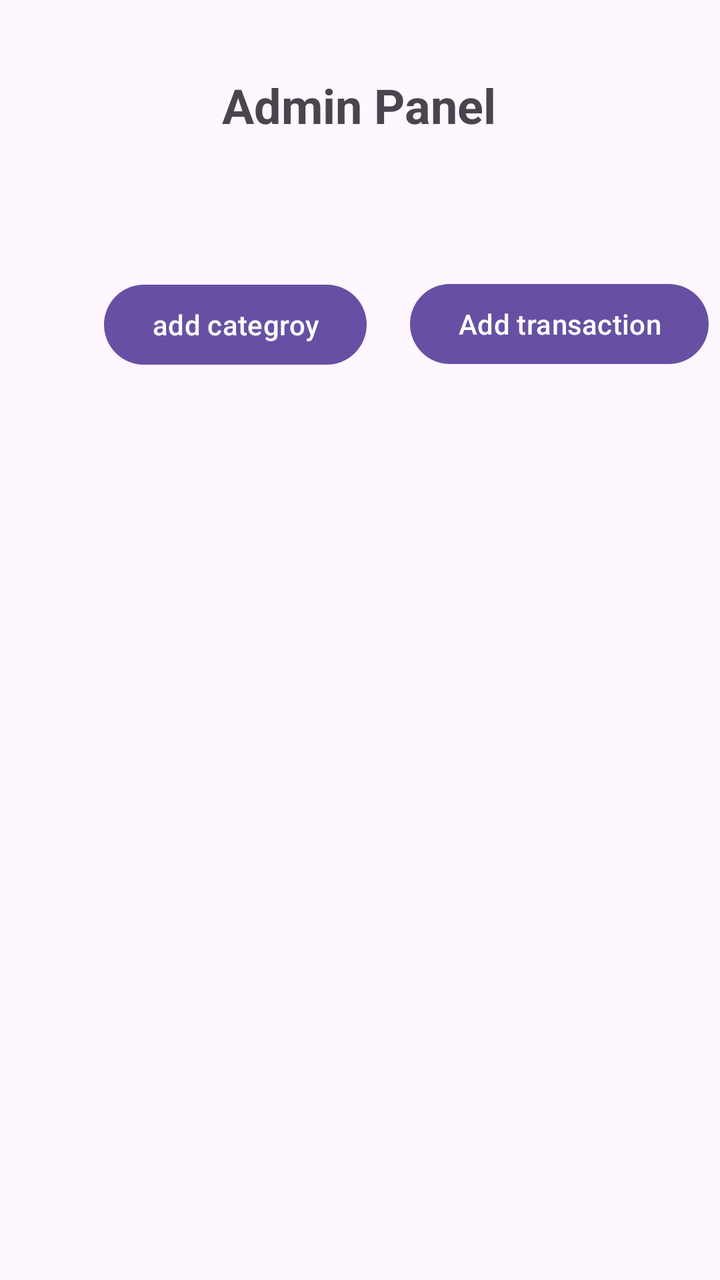
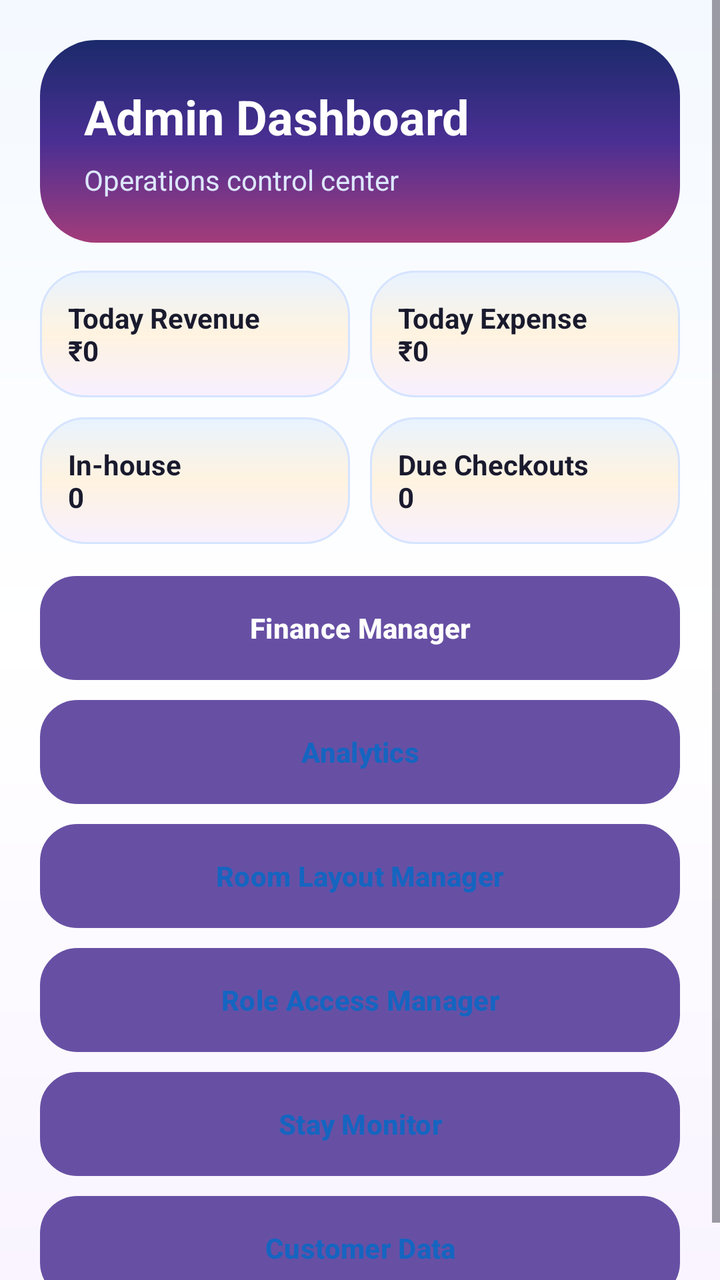

Screens rendered from an Android XML layout before and after an edit, with the pre-edit source and the edit as a unified diff.
<!-- AndroidManifest.xml: application theme Theme.Hms -->
<!-- res/layout/activity_admin_dashboard.xml -->
<?xml version="1.0" encoding="utf-8"?>
<androidx.constraintlayout.widget.ConstraintLayout
    xmlns:android="http://schemas.android.com/apk/res/android"
    xmlns:app="http://schemas.android.com/apk/res-auto"
    xmlns:tools="http://schemas.android.com/tools"
    android:layout_width="match_parent"
    android:layout_height="match_parent">

    <TextView
        android:id="@+id/tvPanel"
        android:layout_width="wrap_content"
        android:layout_height="wrap_content"
        android:text="Admin Panel"
        android:textSize="24sp"
        android:textStyle="bold"
        app:layout_constraintBottom_toBottomOf="parent"
        app:layout_constraintEnd_toEndOf="parent"
        app:layout_constraintHorizontal_bias="0.498"
        app:layout_constraintStart_toStartOf="parent"
        app:layout_constraintTop_toTopOf="parent"
        app:layout_constraintVertical_bias="0.06" />

    <Button
        android:id="@+id/btnAddCategory"
        android:layout_width="wrap_content"
        android:layout_height="wrap_content"
        android:layout_marginStart="52dp"
        android:layout_marginTop="64dp"
        android:text="add categroy"
        app:layout_constraintBottom_toBottomOf="parent"
        app:layout_constraintStart_toStartOf="parent"
        app:layout_constraintTop_toBottomOf="@+id/tvPanel"
        app:layout_constraintVertical_bias="0.012" />

    <Button
        android:id="@+id/btnAddTransaction"
        android:layout_width="wrap_content"
        android:layout_height="wrap_content"
        android:layout_marginTop="96dp"
        android:text="Add transaction"
        app:layout_constraintBottom_toBottomOf="parent"
        app:layout_constraintEnd_toEndOf="parent"
        app:layout_constraintHorizontal_bias="0.794"
        app:layout_constraintStart_toEndOf="@+id/btnAddCategory"
        app:layout_constraintTop_toTopOf="@+id/tvPanel"
        app:layout_constraintVertical_bias="0.012" />

</androidx.constraintlayout.widget.ConstraintLayout>
<!-- resources referenced by this layout -->
<resources>
  <style name="Theme.Hms" parent="Base.Theme.Hms" />
  <style name="Base.Theme.Hms" parent="Theme.Material3.DayNight.NoActionBar">
          
          
      </style>
</resources>

<!-- the commit's change to res/layout/activity_admin_dashboard.xml (unified diff, before → after) -->
@@ -1,48 +1,158 @@
 <?xml version="1.0" encoding="utf-8"?>
-<androidx.constraintlayout.widget.ConstraintLayout
-    xmlns:android="http://schemas.android.com/apk/res/android"
-    xmlns:app="http://schemas.android.com/apk/res-auto"
-    xmlns:tools="http://schemas.android.com/tools"
+<ScrollView xmlns:android="http://schemas.android.com/apk/res/android"
     android:layout_width="match_parent"
-    android:layout_height="match_parent">
+    android:layout_height="match_parent"
+    android:background="@drawable/bg_page_gradient"
+    android:fillViewport="true"
+    android:scrollbars="vertical">
 
-    <TextView
-        android:id="@+id/tvPanel"
-        android:layout_width="wrap_content"
+    <LinearLayout
+        android:layout_width="match_parent"
         android:layout_height="wrap_content"
-        android:text="Admin Panel"
-        android:textSize="24sp"
-        android:textStyle="bold"
-        app:layout_constraintBottom_toBottomOf="parent"
-        app:layout_constraintEnd_toEndOf="parent"
-        app:layout_constraintHorizontal_bias="0.498"
-        app:layout_constraintStart_toStartOf="parent"
-        app:layout_constraintTop_toTopOf="parent"
-        app:layout_constraintVertical_bias="0.06" />
+        android:orientation="vertical"
+        android:padding="20dp">
 
-    <Button
-        android:id="@+id/btnAddCategory"
-        android:layout_width="wrap_content"
-        android:layout_height="wrap_content"
-        android:layout_marginStart="52dp"
-        android:layout_marginTop="64dp"
-        android:text="add categroy"
-        app:layout_constraintBottom_toBottomOf="parent"
-        app:layout_constraintStart_toStartOf="parent"
-        app:layout_constraintTop_toBottomOf="@+id/tvPanel"
-        app:layout_constraintVertical_bias="0.012" />
+        <LinearLayout
+            android:layout_width="match_parent"
+            android:layout_height="wrap_content"
+            android:orientation="vertical"
+            android:padding="22dp"
+            android:background="@drawable/bg_hero_gradient">
 
-    <Button
-        android:id="@+id/btnAddTransaction"
-        android:layout_width="wrap_content"
-        android:layout_height="wrap_content"
-        android:layout_marginTop="96dp"
-        android:text="Add transaction"
-        app:layout_constraintBottom_toBottomOf="parent"
-        app:layout_constraintEnd_toEndOf="parent"
-        app:layout_constraintHorizontal_bias="0.794"
-        app:layout_constraintStart_toEndOf="@+id/btnAddCategory"
-        app:layout_constraintTop_toTopOf="@+id/tvPanel"
-        app:layout_constraintVertical_bias="0.012" />
+            <TextView
+                android:layout_width="match_parent"
+                android:layout_height="wrap_content"
+                android:text="Admin Dashboard"
+                android:textSize="24sp"
+                android:textStyle="bold"
+                android:textColor="#FFFFFF" />
 
-</androidx.constraintlayout.widget.ConstraintLayout>
+            <TextView
+                android:layout_width="match_parent"
+                android:layout_height="wrap_content"
+                android:layout_marginTop="6dp"
+                android:text="Operations control center"
+                android:textColor="#DDE7FF" />
+        </LinearLayout>
+
+        <LinearLayout
+            android:layout_width="match_parent"
+            android:layout_height="wrap_content"
+            android:layout_marginTop="14dp"
+            android:orientation="horizontal">
+
+            <TextView
+                android:id="@+id/tvTodayRevenue"
+                android:layout_width="0dp"
+                android:layout_height="wrap_content"
+                android:layout_weight="1"
+                android:background="@drawable/bg_dashboard_card"
+                android:padding="14dp"
+                android:text="Today Revenue\n₹0"
+                android:textColor="#1A1A2E"
+                android:textStyle="bold" />
+
+            <TextView
+                android:id="@+id/tvTodayExpense"
+                android:layout_width="0dp"
+                android:layout_height="wrap_content"
+                android:layout_weight="1"
+                android:layout_marginStart="10dp"
+                android:background="@drawable/bg_dashboard_card"
+                android:padding="14dp"
+                android:text="Today Expense\n₹0"
+                android:textColor="#1A1A2E"
+                android:textStyle="bold" />
+        </LinearLayout>
+
+        <LinearLayout
+            android:layout_width="match_parent"
+            android:layout_height="wrap_content"
+            android:layout_marginTop="10dp"
+            android:orientation="horizontal">
+
+            <TextView
+                android:id="@+id/tvInHouse"
+                android:layout_width="0dp"
+                android:layout_height="wrap_content"
+                android:layout_weight="1"
+                android:background="@drawable/bg_dashboard_card"
+                android:padding="14dp"
+                android:text="In-house\n0"
+                android:textColor="#1A1A2E"
+                android:textStyle="bold" />
+
+            <TextView
+                android:id="@+id/tvDueCheckout"
+                android:layout_width="0dp"
+                android:layout_height="wrap_content"
+                android:layout_weight="1"
+                android:layout_marginStart="10dp"
+                android:background="@drawable/bg_dashboard_card"
+                android:padding="14dp"
+                android:text="Due Checkouts\n0"
+                android:textColor="#1A1A2E"
+                android:textStyle="bold" />
+        </LinearLayout>
+
+        <Button
+            android:id="@+id/btnFinanceManager"
+            android:layout_width="match_parent"
+            android:layout_height="52dp"
+            android:layout_marginTop="16dp"
+            android:text="Finance Manager"
+            android:textColor="#FFFFFF"
+            android:textStyle="bold"
+            android:background="@drawable/rounded_button" />
+
+        <Button
+            android:id="@+id/btnAnalytics"
+            android:layout_width="match_parent"
+            android:layout_height="52dp"
+            android:layout_marginTop="10dp"
+            android:text="Analytics"
+            android:textColor="#1565C0"
+            android:textStyle="bold"
+            android:background="@drawable/rounded_button_outline" />
+
+        <Button
+            android:id="@+id/btnRoomLayout"
+            android:layout_width="match_parent"
+            android:layout_height="52dp"
+            android:layout_marginTop="10dp"
+            android:text="Room Layout Manager"
+            android:textColor="#1565C0"
+            android:textStyle="bold"
+            android:background="@drawable/rounded_button_outline" />
+
+        <Button
+            android:id="@+id/btnRoleAccess"
+            android:layout_width="match_parent"
+            android:layout_height="52dp"
+            android:layout_marginTop="10dp"
+            android:text="Role Access Manager"
+            android:textColor="#1565C0"
+            android:textStyle="bold"
+            android:background="@drawable/rounded_button_outline" />
+
+        <Button
+            android:id="@+id/btnStayMonitor"
+            android:layout_width="match_parent"
+            android:layout_height="52dp"
+            android:layout_marginTop="10dp"
+            android:text="Stay Monitor"
+            android:textColor="#1565C0"
+            android:textStyle="bold"
+            android:background="@drawable/rounded_button_outline" />
+
+        <Button
+            android:id="@+id/btnCustomerData"
+            android:layout_width="match_parent"
+            android:layout_height="52dp"
+            android:layout_marginTop="10dp"
+            android:text="Customer Data"
+            android:textColor="#1565C0"
+            android:textStyle="bold"
+            android:background="@drawable/rounded_button_outline" />
+    </LinearLayout>
+</ScrollView>
<!-- resource entries referenced after the edit -->
@@ -1,5 +1,58 @@
 <!-- resources referenced by this layout -->
 <resources>
+  <!-- drawable bg_dashboard_card (drawable) -->
+  <?xml version="1.0" encoding="utf-8"?>
+  <shape xmlns:android="http://schemas.android.com/apk/res/android"
+      android:shape="rectangle">
+      <corners android:radius="22dp" />
+      <gradient
+          android:angle="330"
+          android:startColor="#E8F3FF"
+          android:centerColor="#FFF3E0"
+          android:endColor="#F7F0FF" />
+      <stroke
+          android:width="1dp"
+          android:color="#D5E4FF" />
+  </shape>
+  <!-- drawable bg_hero_gradient (drawable) -->
+  <?xml version="1.0" encoding="utf-8"?>
+  <shape xmlns:android="http://schemas.android.com/apk/res/android"
+      android:shape="rectangle">
+      <corners android:radius="28dp" />
+      <gradient
+          android:angle="320"
+          android:startColor="#1B2A6B"
+          android:centerColor="#4A2F93"
+          android:endColor="#A33C7A" />
+  </shape>
+  <!-- drawable bg_page_gradient (drawable) -->
+  <?xml version="1.0" encoding="utf-8"?>
+  <shape xmlns:android="http://schemas.android.com/apk/res/android"
+      android:shape="rectangle">
+      <gradient
+          android:angle="270"
+          android:startColor="#F4F9FF"
+          android:centerColor="#FFFFFF"
+          android:endColor="#F9F4FF" />
+  </shape>
+  <!-- drawable rounded_button (drawable) -->
+  <?xml version="1.0" encoding="utf-8"?>
+  <shape xmlns:android="http://schemas.android.com/apk/res/android"
+      android:shape="rectangle">
+      <corners android:radius="18dp" />
+      <gradient
+          android:angle="0"
+          android:startColor="#1E88E5"
+          android:endColor="#5E35B1" />
+  </shape>
+  <!-- drawable rounded_button_outline (drawable) -->
+  <?xml version="1.0" encoding="utf-8"?>
+  <shape xmlns:android="http://schemas.android.com/apk/res/android"
+      android:shape="rectangle">
+      <corners android:radius="18dp" />
+      <stroke android:width="1.5dp" android:color="#64B5F6" />
+      <solid android:color="#EEF6FF" />
+  </shape>
   <style name="Theme.Hms" parent="Base.Theme.Hms" />
   <style name="Base.Theme.Hms" parent="Theme.Material3.DayNight.NoActionBar">
           
